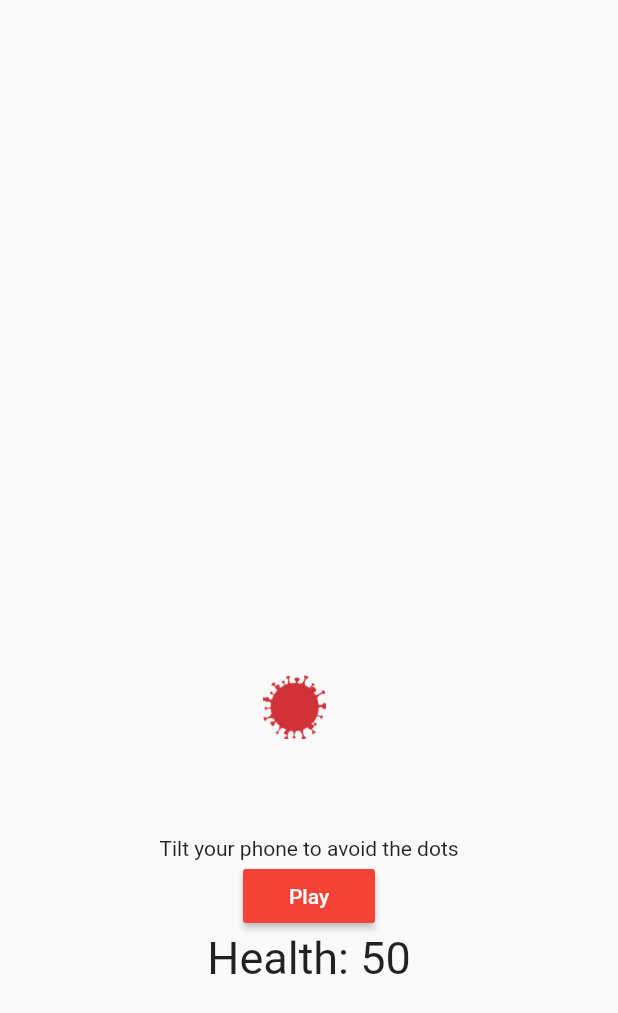
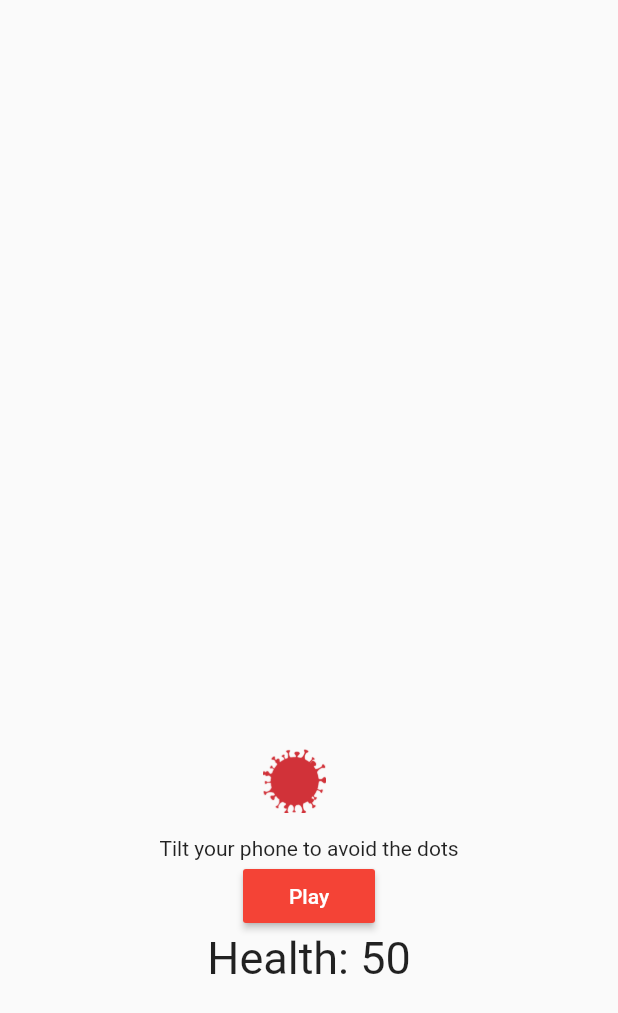
Before and after one commit to ucll-mobile-2021/project-coronaapp, a Flutter app: the Sensor screen opened directly with empty values, on a phone screen of 412 x 824 dp. Shown: the top 1013 px of the screen. Run offline on Flutter 3.47's test engine with Material 2 defaults, Android fonts, the phone set to English and light mode, and no system bars; our stand-ins replace sensors, shared_preferences; accounts and stored records are empty; network calls fail.

Commit message:
Game: virus top softcode

```diff
--- a/lib/widgets/mypainter.dart
+++ b/lib/widgets/mypainter.dart
@@ -147,7 +147,7 @@ class _SensorState extends State<Sensor> {
               // This is the colored circle that will be moved by the accelerometer
               // the top and left are variables that will be set
               Positioned(
-                top: 450,
+                top: height / 1.65, // todo niet hardcoden, moet op alle gsm werken
                 left: left ?? (width - 100) / 2,
                 child: Image.asset('assets/images/logo.png', scale: 6),
               ),
```
